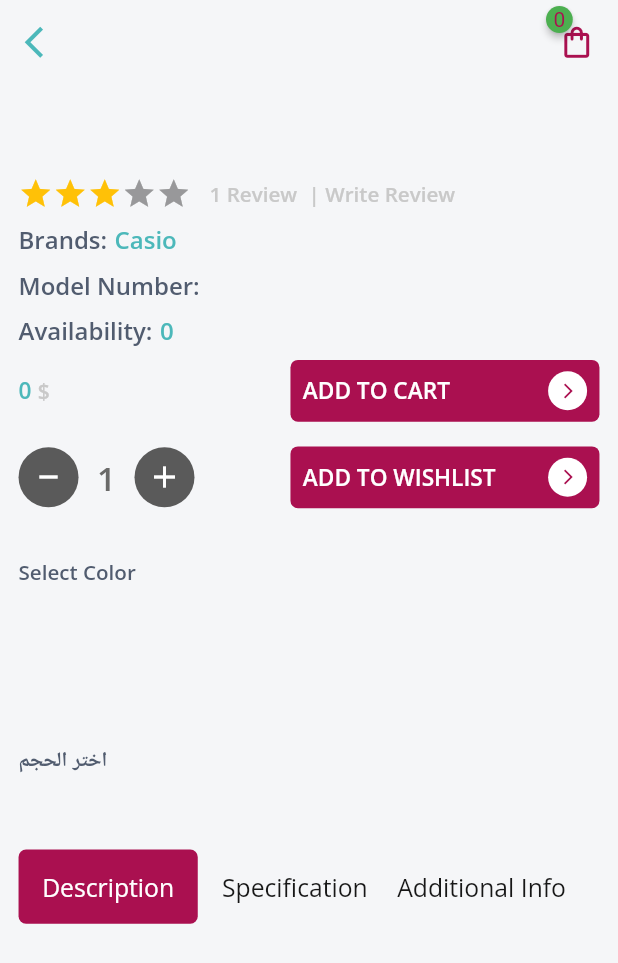
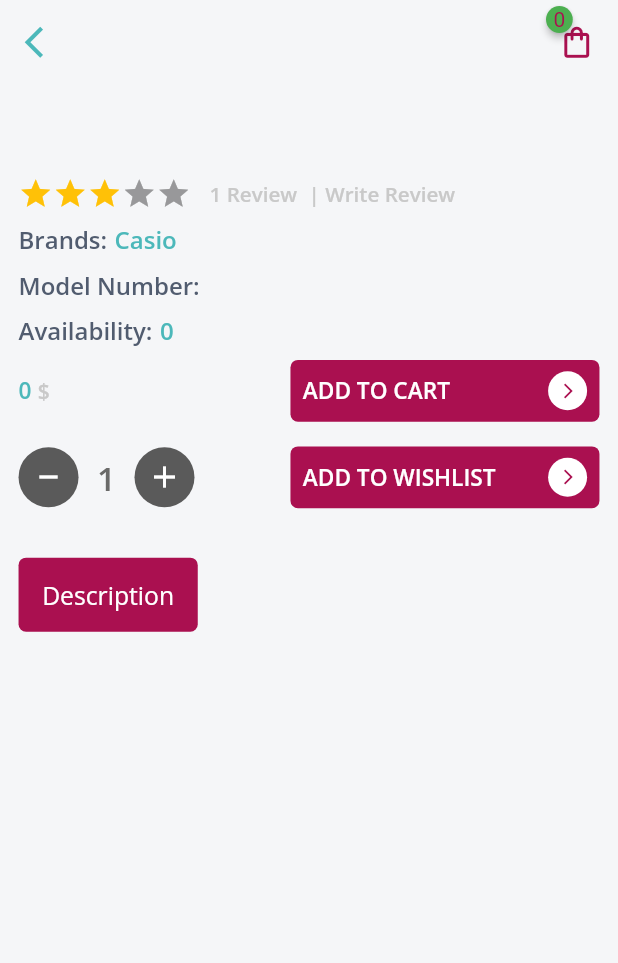
Before and after one commit to Ibrahim-Amin-code/Mohamoud-Se, a Flutter app: the ProductDetailsScreen screen opened directly with empty values, on a phone screen of 412 x 824 dp. Shown: the top 963 px of the screen. Run offline on Flutter 3.47's test engine with Material 2 defaults, Android fonts, the phone set to English and light mode, and no system bars; drawn by our look-alikes of badges, flutter_rating_bar; our stand-ins replace bloc, cached_network_image, carousel_slider, conditional_builder_null_safety, dio, easy_localization and 7 more; accounts and stored records are empty; network calls fail.

Commit message:
publish new app bundle 007

```diff
--- a/lib/screens/product_detail/product_detail_component/product_description.dart
+++ b/lib/screens/product_detail/product_detail_component/product_description.dart
@@ -13,8 +13,8 @@ class ProductDescription extends StatefulWidget {
 class _ProductDescriptionState extends State<ProductDescription> {
   List<String> text = [
     "Description",
-    "Specification",
-    "Additional Info",
+    // "Specification",
+    // "Additional Info",
   ];
   late PageController pageController;
 
@@ -60,10 +60,10 @@ class _ProductDescriptionState extends State<ProductDescription> {
           children:
               List.generate(text.length, (index) => buildDot(index: index)),
         ),
-        spaceH(20),
+        // spaceH(20),
         Container(
           width: MediaQuery.of(context).size.width,
-          height: 35.h,
+          height: 30.h,
           // color: Colors.red,
           child: PageView.builder(
               itemCount: text.length,
--- a/lib/screens/product_detail/product_detail_screen.dart
+++ b/lib/screens/product_detail/product_detail_screen.dart
@@ -251,70 +251,71 @@ class _ProductDetailsScreenState extends State<ProductDetailsScreen> {
           SizedBox(
             height: 4.h,
           ),
-          Text(
-            LocaleKeys.Select_Color.tr(),
-            style: TextStyle(
-              fontFamily: 'OpenSans',
-              fontWeight: FontWeight.w600,
-              color: HexColor('#515C6F'),
-              fontSize: 10.sp,
-            ),
-          ),
-          SizedBox(
-            height: 2.h,
-          ),
-          (widget.details.color != null)
-              ? Container(
-                  height: 10.h,
-                  child: ListView.separated(
-                    scrollDirection: Axis.horizontal,
-                    itemBuilder: (context, index) => Container(
-                      height: 10.h,
-                      width: 10.w,
-                      decoration: BoxDecoration(
-                        shape: BoxShape.circle,
-                        color: HexColor(
-                          widget.details.color[index].toString(),
-                        ),
-                      ),
-                    ),
-                    separatorBuilder: (context, index) => SizedBox(
-                      width: 15,
-                    ),
-                    itemCount: (widget.details.color.length),
-                  ),
-                )
-              : Container(),
-          SizedBox(
-            height: 1.h,
-          ),
-          Text(
-            'اختر الحجم',
-            style: TextStyle(
-              fontFamily: 'OpenSans',
-              fontWeight: FontWeight.w600,
-              color: HexColor('#515C6F'),
-              fontSize: 10.sp,
-            ),
-          ),
-          SizedBox(
-            height: 1.h,
-          ),
-          Container(
-            height: 5.h,
-            child: ListView.separated(
-              scrollDirection: Axis.horizontal,
-              itemBuilder: (context, index) => Container(
-                // height: 7.h,
-                width: 11.w,
-                child: Text(widget.details.size![index].toString()),
-              ),
-              separatorBuilder: (context, index) => SizedBox(
-                width: 10,
-              ),
-              itemCount: (widget.details.size.length),
-            ),
-          ),
+          // Text(
+          //   LocaleKeys.Select_Color.tr(),
+          //   style: TextStyle(
+          //     fontFamily: 'OpenSans',
+          //     fontWeight: FontWeight.w600,
+          //     color: HexColor('#515C6F'),
+          //     fontSize: 10.sp,
+          //   ),
+          // ),
+          // SizedBox(
+          //   height: 2.h,
+          // ),
+          // (widget.details.color != null)
+          //     ? Container(
+          //         height: 10.h,
+          //         child: ListView.separated(
+          //           scrollDirection: Axis.horizontal,
+          //           itemBuilder: (context, index) => Container(
+          //             height: 10.h,
+          //             width: 10.w,
+          //             decoration: BoxDecoration(
+          //               shape: BoxShape.circle,
+          //               color: HexColor(
+          //                 widget.details.color[index].toString(),
+          //               ),
+          //             ),
+          //           ),
+          //           separatorBuilder: (context, index) => SizedBox(
+          //             width: 15,
+          //           ),
+          //           itemCount: (widget.details.color.length),
+          //         ),
+          //       )
+          //     : Container(),
+          // SizedBox(
+          //   height: 1.h,
+          // ),
+          // Text(
+          //   'اختر الحجم',
+          //   style: TextStyle(
+          //     fontFamily: 'OpenSans',
+          //     fontWeight: FontWeight.w600,
+          //     color: HexColor('#515C6F'),
+          //     fontSize: 10.sp,
+          //   ),
+          // ),
+          // SizedBox(
+          //   height: 1.h,
+          // ),
+          // Container(
+          //   height: 5.h,
+          //   child: ListView.separated(
+          //     scrollDirection: Axis.horizontal,
+          //     itemBuilder: (context, index) => Container(
+          //       // height: 7.h,
+          //       width: 11.w,
+          //       child: Text(widget.details.size![index].toString()),
+          //     ),
+          //     separatorBuilder: (context, index) => SizedBox(
+          //       width: 10,
+          //     ),
+          //     itemCount: (widget.details.size.length),
+          //   ),
+          // ),
+
           SizedBox(
               height: 45.h,
               child: ProductDescription(
@@ -366,10 +367,10 @@ class _ProductDetailsScreenState extends State<ProductDetailsScreen> {
           //       itemCount: 5),
           // ),
 
-          SizedBox(
-            height: 3.h,
-          ),
-          buildSeeAllButton(),
+          // SizedBox(
+          //   height: 3.h,
+          // ),
+          // buildSeeAllButton(),
           SizedBox(
             height: 3.h,
           ),
--- a/pubspec.yaml
+++ b/pubspec.yaml
@@ -15,7 +15,7 @@ publish_to: 'none' # Remove this line if you wish to publish to pub.dev
 # In iOS, build-name is used as CFBundleShortVersionString while build-number used as CFBundleVersion.
 # Read more about iOS versioning at
 # https://developer.apple.com/library/archive/documentation/General/Reference/InfoPlistKeyReference/Articles/CoreFoundationKeys.html
-version: 1.0.0+5
+version: 1.0.0+7
 
 environment:
   sdk: ">=2.16.1 <3.0.0"
```
Also changed, not shown: lib/models/contact_model.dart (+21 -4 lines), lib/screens/menu_screens/about_us/about_us_screen.dart (+12 -0 lines), lib/screens/menu_screens/privacy_policy/privacy_screen.dart (+15 -0 lines), lib/screens/menu_screens/terms_and_condition/terms_and_condition_screen.dart (+19 -1 lines), lib/screens/more/more_screen.dart (+4 -4 lines), lib/screens/splash/body.dart (+4 -10 lines), assets/images/This-01.png (added), pubspec.lock, 31 other files.
